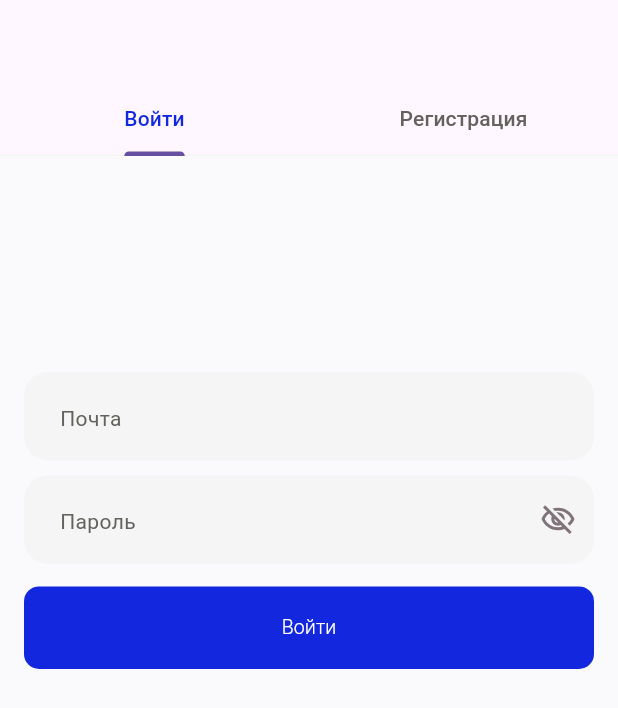
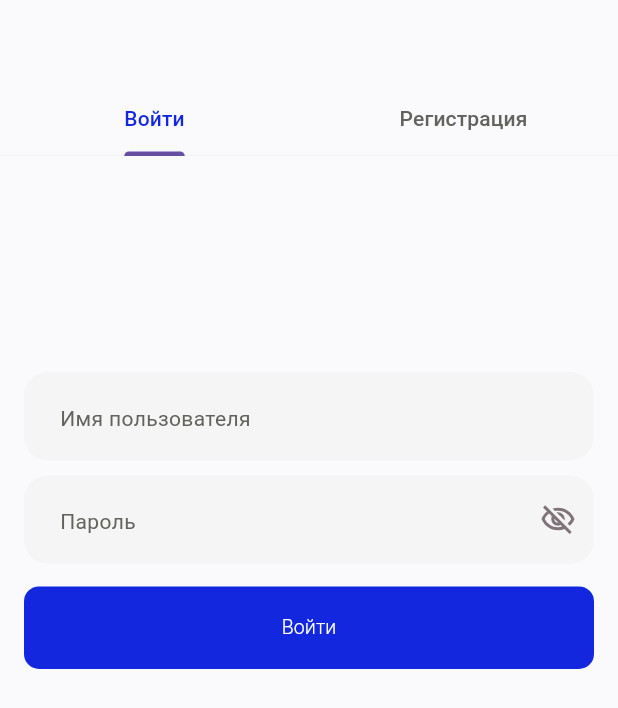
Before and after one commit to St1chaKooky/store, a Flutter app: the AuthScreen screen opened by its route, on a phone screen of 412 x 824 dp. Shown: the top 708 px of the screen. Run offline on Flutter 3.47's test engine with Material 3 defaults, Android fonts, the phone set to English and light mode, and no system bars; our stand-ins replace bloc, dio, flutter_bloc, flutter_svg, go_router, retrofit; generated files the repository leaves out were written again; network calls fail; Roboto replaces fonts that are missing (Roboto-Medium, Roboto-Regular).

Commit message:
login succes, bad signup

```diff
--- a/lib/core/feature/button_big.dart
+++ b/lib/core/feature/button_big.dart
@@ -33,12 +33,12 @@ class _MyFilledButtonState extends State<MyFilledButton> {
     if (_isLoading) return;
     try {
       setState(() => _isLoading = true);
-
       await widget.onTap?.call();
     } finally {
       setState(() => _isLoading = false);
-    }
-  }
+    }  }
+
+
 
   @override
   Widget build(BuildContext context) {
--- a/lib/core/router/router.dart
+++ b/lib/core/router/router.dart
@@ -1,3 +1,4 @@
+import 'package:fake_store/feature/account/presentation/account_page.dart';
 import 'package:fake_store/feature/auth/presentation/auth_page.dart';
 import 'package:fake_store/feature/bottom_bar/bottom_bar.dart';
 import 'package:fake_store/feature/cart/presentation/cart_page.dart';
@@ -16,18 +17,21 @@ abstract class RouteList {
   static const _cartPath = '/cart';
   static const cart = _cartPath;
 
+  static const _accountPath = '/account';
+  static const account = _accountPath;
+
   static const _productDetailsPath = 'productDetails';
   static String productDetails(String id) => '$product/$_productDetailsPath/$id';
 }
 
 final router = GoRouter(
-  initialLocation: RouteList.auth,
+  initialLocation: RouteList.product,
   routes: [
     StatefulShellRoute.indexedStack(
       builder: (BuildContext context, GoRouterState state,
           StatefulNavigationShell navigationShell) {
         bool hasMultipleSlashes(String string) {
-          final parts = string.split('/auth');
+          final parts = string.split('/product');
           return parts.length <= 2;
         }
 
@@ -63,6 +67,14 @@ final router = GoRouter(
             ),
           ],
         ),
+        StatefulShellBranch(
+          routes: <RouteBase>[
+            GoRoute(
+              path: RouteList.account,
+              builder: (context, state) => AccountPage(),
+            ),
+          ],
+        ),
       ],
     ),
     GoRoute(
--- /dev/null
+++ b/lib/feature/auth/data/loginModel.dart
@@ -0,0 +1,16 @@
+import 'package:json_annotation/json_annotation.dart';
+
+part 'loginModel.g.dart';
+
+
+@JsonSerializable()
+class LoginModel {
+  final String username;
+  final String password;
+  LoginModel({required this.password, required this.username});
+
+  factory LoginModel.fromJson(Map<String, dynamic> json) => _$LoginModelFromJson(json);
+
+  Map<String, dynamic> toJson() => _$LoginModelToJson(this);
+
+}
--- /dev/null
+++ b/lib/feature/auth/data/userModel.dart
@@ -0,0 +1,19 @@
+
+import 'package:json_annotation/json_annotation.dart';
+
+part 'userModel.g.dart';
+
+
+
+@JsonSerializable()
+class UserModel {
+  final String email;
+  final String username;
+  final String password;
+
+  UserModel({required this.email, required this.username, required this.password});
+
+  factory UserModel.fromJson(Map<String, dynamic> json) => _$UserModelFromJson(json);
+
+  Map<String, dynamic> toJson() => _$UserModelToJson(this);
+}
--- a/lib/feature/auth/presentation/auth_page.dart
+++ b/lib/feature/auth/presentation/auth_page.dart
@@ -19,6 +19,7 @@ class _AuthScreenState extends State<AuthScreen> {
       length: 2,
       child: Scaffold(
         appBar: AppBar(
+          backgroundColor: ColorCollection.background,
           bottom: TabBar(
             dividerColor: ColorCollection.input,
             unselectedLabelColor: ColorCollection.text,
--- a/lib/feature/auth/presentation/login_page.dart
+++ b/lib/feature/auth/presentation/login_page.dart
@@ -1,33 +1,89 @@
 import 'package:fake_store/core/feature/button_big.dart';
 import 'package:fake_store/core/feature/input.dart';
 import 'package:fake_store/core/router/router.dart';
+import 'package:fake_store/feature/auth/repository/bloc/bloc/auth_bloc.dart';
 import 'package:flutter/material.dart';
+import 'package:flutter/widgets.dart';
+import 'package:flutter_bloc/flutter_bloc.dart';
 import 'package:go_router/go_router.dart';
 
-class LoginPage extends StatelessWidget {
+class LoginPage extends StatefulWidget {
   const LoginPage({super.key});
 
   @override
+  State<LoginPage> createState() => _LoginPageState();
+}
+
+class _LoginPageState extends State<LoginPage> {
+  TextEditingController nameControll = TextEditingController();
+  TextEditingController passWord = TextEditingController();
+  ValueNotifier<String> error = ValueNotifier('');
+
+  @override
   Widget build(BuildContext context) {
-    double  screenHeight = MediaQuery.sizeOf(context).height;
-    return  Scaffold(
-      body: SingleChildScrollView(
-        padding: EdgeInsets.all(16),
-        child: Column(children: [
-          SizedBox(
-            height: screenHeight / 6.44,
-          ),
-        MyTextField(textEditingController: TextEditingController(), labelText: 'Почта',),
-        const SizedBox(height: 10,),
-        MyTextField(textEditingController: TextEditingController(), labelText: 'Пароль', isPassword: true,),
-        const SizedBox(height: 15,),
-
-        MyFilledButton(onTap: () {
-          context.go(RouteList.product);
-        }, text: 'Войти',),
-
-        ],),
-      ),
+    final AuthBloc bloc = context.read<AuthBloc>();
+    double screenHeight = MediaQuery.sizeOf(context).height;
+    return Scaffold(
+      body: BlocListener<AuthBloc, AuthState>(
+          bloc: bloc,
+          listener: (context, state) {
+            switch (state) {
+              case AuthLoading():
+                null;
+              case Succes():
+                context.go(RouteList.product);
+              case Error(:final errorText):
+                error.value = errorText;
+            }
+            print(state);
+          },
+          child: SingleChildScrollView(
+            padding: EdgeInsets.all(16),
+            child: Column(
+              children: [
+                SizedBox(
+                  height: screenHeight / 6.44,
+                ),
+                MyTextField(
+                  textEditingController: nameControll,
+                  labelText: 'Имя пользователя',
+                ),
+                const SizedBox(
+                  height: 10,
+                ),
+                MyTextField(
+                  textEditingController: passWord,
+                  labelText: 'Пароль',
+                  isPassword: true,
+                ),
+                const SizedBox(
+                  height: 15,
+                ),
+                MyFilledButton(
+                  onTap: () async {
+                    bloc.add(Login(
+                        password: passWord.text, userName: nameControll.text));
+                  },
+                  text: 'Войти',
+                ),
+                const SizedBox(
+                  height: 25,
+                ),
+                ValueListenableBuilder(
+                  valueListenable: error,
+                  builder: (context, state,child) {
+                      return Text(
+                        error.value,
+                        style: Theme.of(context)
+                            .textTheme
+                            .bodyMedium!
+                            .copyWith(color: Colors.red),
+                      );
+                  }
+                )
+              ],
+            ),
+          )),
     );
   }
 }
--- /dev/null
+++ b/lib/feature/auth/repository/bloc/bloc/auth_event.dart
@@ -0,0 +1,23 @@
+part of 'auth_bloc.dart';
+
+@immutable
+abstract class AuthEvent {}
+
+class Login extends AuthEvent{
+  final String password;
+  final String userName;
+
+  Login({required this.password, required this.userName});
+}
+
+class SignUp extends AuthEvent{
+  final String password;
+  final String email;
+  final String username;
+
+  SignUp({
+    required this.email,
+    required this.username,
+    required this.password,
+    });
+}
--- /dev/null
+++ b/lib/feature/auth/repository/bloc/bloc/auth_state.dart
@@ -0,0 +1,16 @@
+part of 'auth_bloc.dart';
+
+@immutable
+sealed class AuthState {}
+
+class AuthLoading extends AuthState {}
+
+class Succes extends AuthState {
+  // final String token;
+  // Succes({required this.token});
+}
+class Error extends AuthState {
+  final String errorText;
+
+  Error({required this.errorText});
+}
--- /dev/null
+++ b/lib/feature/auth/repository/service/auth_repo.dart
@@ -0,0 +1,33 @@
+import 'package:dio/dio.dart';
+import 'package:fake_store/feature/auth/data/loginModel.dart';
+import 'package:fake_store/feature/auth/data/userModel.dart';
+import 'package:retrofit/retrofit.dart';
+part 'auth_repo.g.dart';
+
+
+@RestApi(baseUrl: 'https://fakestoreapi.com/')
+abstract class AuthRepo {
+  factory AuthRepo(Dio dio, {String baseUrl}) = _AuthRepo;
+  @POST('/auth/login')
+  Future<String> signIn(
+    @Body() LoginModel user
+  );
+
+  @POST('/users')
+  Future<int> signUp(
+    @Body() UserModel user
+  );
+  @PUT('/users/{id}')
+  Future<UserModel> upadateUser(
+    @Path('id') String id,
+    @Body() UserModel user
+  );
+  @DELETE('/users/{id}')
+  Future<void> deleteUser(
+    @Path('id') String id,
+  );
+  @GET('/users/{id}')
+  Future<UserModel> getUser(
+    @Path('id') String id,
+  );
+}
--- a/lib/feature/product/domain/bloc/products_list_bloc/products_list_bloc.dart
+++ b/lib/feature/product/domain/bloc/products_list_bloc/products_list_bloc.dart
@@ -1,6 +1,6 @@
 import 'dart:developer';
 
-import 'package:fake_store/feature/product/data/models/product_item.dart';
+import 'package:fake_store/feature/product/data/product_item.dart';
 import 'package:fake_store/feature/product/domain/bloc/products_list_bloc/products_list_event.dart';
 import 'package:fake_store/feature/product/domain/bloc/products_list_bloc/products_list_state.dart';
 import 'package:fake_store/feature/product/domain/service/product_repo.dart';
--- a/lib/feature/product/domain/bloc/products_list_bloc/products_list_state.dart
+++ b/lib/feature/product/domain/bloc/products_list_bloc/products_list_state.dart
@@ -1,4 +1,4 @@
-import 'package:fake_store/feature/product/data/models/product_item.dart';
+import 'package:fake_store/feature/product/data/product_item.dart';
 
 sealed class ProductsListState {}
 
--- a/lib/feature/product/domain/service/product_repo.dart
+++ b/lib/feature/product/domain/service/product_repo.dart
@@ -1,5 +1,5 @@
 import 'package:dio/dio.dart';
-import 'package:fake_store/feature/product/data/models/product_item.dart';
+import 'package:fake_store/feature/product/data/product_item.dart';
 
 import 'package:retrofit/retrofit.dart';
 part 'product_repo.g.dart';
--- a/lib/feature/product/presentation/widgets/product_item.dart
+++ b/lib/feature/product/presentation/widgets/product_item.dart
@@ -1,5 +1,5 @@
 import 'package:fake_store/core/router/router.dart';
-import 'package:fake_store/feature/product/data/models/product_item.dart';
+import 'package:fake_store/feature/product/data/product_item.dart';
 import 'package:fake_store/theme/collections/colorCollection.dart';
 import 'package:flutter/material.dart';
 import 'package:go_router/go_router.dart';
--- a/pubspec.yaml
+++ b/pubspec.yaml
@@ -29,7 +29,7 @@ environment:
 # versions available, run `flutter pub outdated`.
 dependencies:
   logger: any
-  flutter_bloc: ^8.1.5
+  flutter_bloc: ^8.1.6
   go_router: ^14.1.4
   json_annotation: ^4.9.0
   bloc: ^8.1.4
```
Also changed, not shown: lib/feature/account/presentation/account_page.dart (added, +12 -0 lines), lib/feature/auth/presentation/sign_up_page.dart (+84 -23 lines), lib/feature/auth/repository/bloc/bloc/auth_bloc.dart (added, +49 -0 lines), lib/feature/bottom_bar/bottom_bar.dart (+15 -11 lines), lib/main.dart (+6 -3 lines), lib/feature/auth/data/loginModel.g.dart (added), lib/feature/auth/data/userModel.g.dart (added), lib/feature/auth/repository/service/auth_repo.g.dart (added), lib/feature/product/data/product_item.dart (renamed from lib/feature/product/data/models/product_item.dart), lib/feature/product/data/product_item.g.dart (renamed from lib/feature/product/data/models/product_item.g.dart), pubspec.lock.
